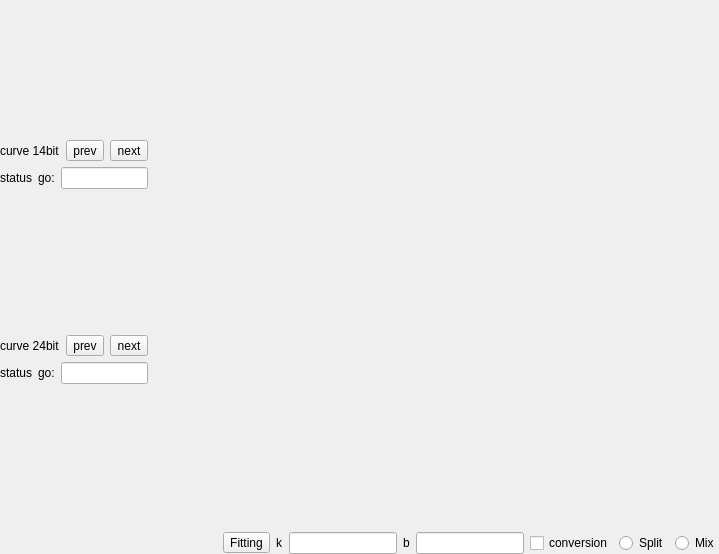
This is src/form/plot/formplothistory.ui in MRsoymilk/MySerial as Qt 5 draws it before an edit. The edited form follows.
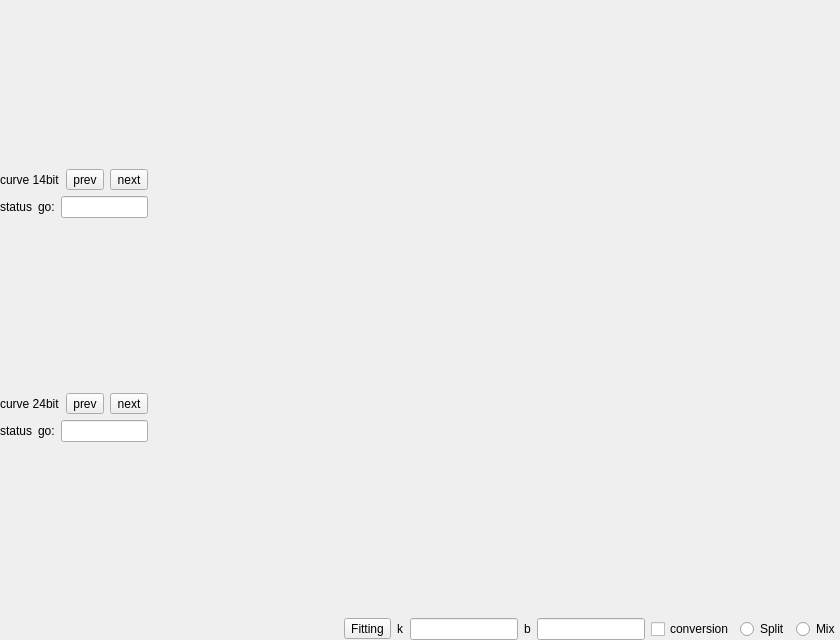
This is the edited form.

What changed in the file:
```diff
--- a/src/form/plot/formplothistory.ui
+++ b/src/form/plot/formplothistory.ui
@@ -6,8 +6,8 @@
    <rect>
     <x>0</x>
     <y>0</y>
-    <width>719</width>
-    <height>554</height>
+    <width>840</width>
+    <height>640</height>
    </rect>
   </property>
   <property name="windowTitle">
```
